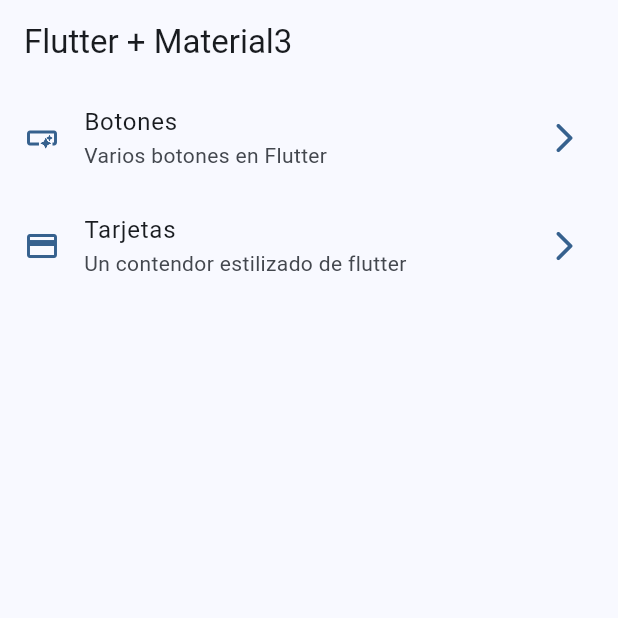
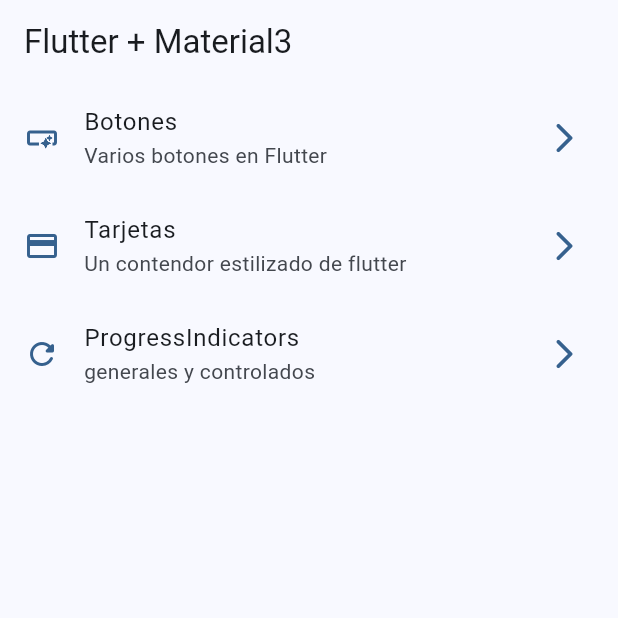
Before and after one commit to Mad-Lain/wiget_app, a Flutter app: the screen it shows after launch, on a phone screen of 412 x 824 dp, the top half of it. Run offline on Flutter 3.47's test engine with Material 3 defaults, Android fonts, the phone set to English and light mode, and no system bars; our stand-ins replace go_router.

```diff
--- a/lib/config/menu/menu_items.dart
+++ b/lib/config/menu/menu_items.dart
@@ -28,4 +28,11 @@ const appMenuItems = <MenuItems>[
     subTittle: 'Un contendor estilizado de flutter',
     tittle: 'Tarjetas',
   ),
+
+  MenuItems(
+    icon: Icons.refresh_rounded,
+    link: '/progress',
+    subTittle: 'generales y controlados',
+    tittle: 'ProgressIndicators',
+  ),
 ];
--- a/lib/config/router/app_router.dart
+++ b/lib/config/router/app_router.dart
@@ -11,5 +11,10 @@ final appRouter = GoRouter(
       builder: (context, state) => const ButtonsScreen(),
     ),
     GoRoute(path: '/cards', builder: (context, state) => const CardsScreen()),
+
+    GoRoute(
+      path: '/progress',
+      builder: (context, state) => const ProgressScreen(),
+    ),
   ],
 );
```
Also changed, not shown: lib/presentation/screens/progress/progress_screen.dart (+28 -1 lines).
